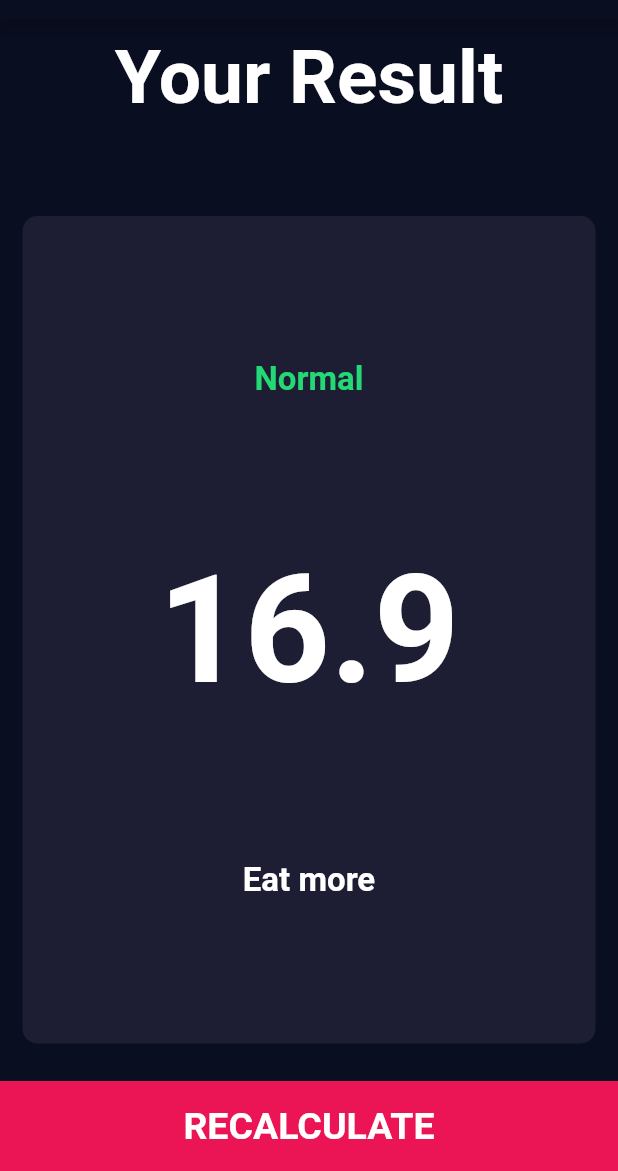
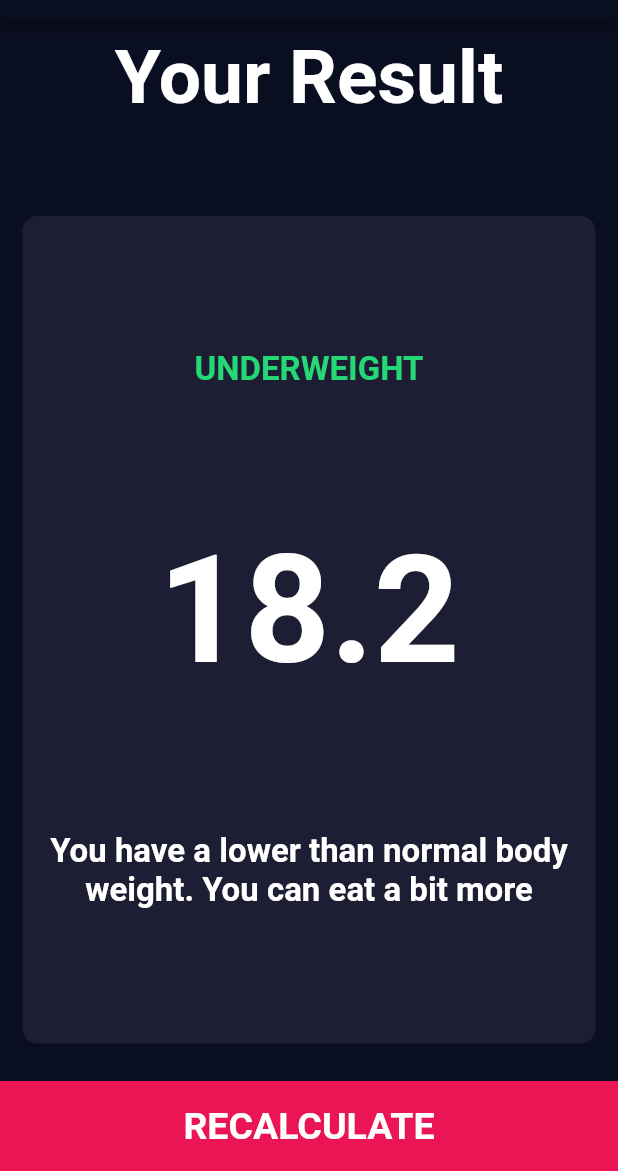
Before and after one commit to Nirbhay-nrb/Flutter, a Flutter app: the screen it shows after launch, after a tap on "CALCULATE", on a phone screen of 412 x 824 dp, the part 65-1236 px from its top. Run offline on Flutter 3.47's test engine with Material 2 defaults, Android fonts, the light colour scheme and no system bars; our stand-ins replace audioplayers, font_awesome_flutter, rflutter_alert.

Commit message:
app completed

```diff
--- /dev/null
+++ b/bmi-calculator-flutter/lib/calculator_brain.dart
@@ -0,0 +1,33 @@
+import 'dart:math';
+
+class CalculatorBrain {
+  final int height;
+  final int weight;
+  double _bmi;
+  CalculatorBrain({this.height, this.weight});
+
+  String calculateBMI() {
+    _bmi = weight / pow(height / 100, 2);
+    return _bmi.toStringAsFixed(1);
+  }
+
+  String getResult() {
+    if (_bmi >= 25) {
+      return 'Overweight';
+    } else if (_bmi > 18.5) {
+      return 'Normal';
+    } else {
+      return 'Underweight';
+    }
+  }
+
+  String getInterpretation() {
+    if (_bmi >= 25) {
+      return 'You have a higher than normal body weight. Try to exercise more.';
+    } else if (_bmi > 18.5) {
+      return 'You have a normal body weight. Good job!';
+    } else {
+      return 'You have a lower than normal body weight. You can eat a bit more';
+    }
+  }
+}
--- a/bmi-calculator-flutter/lib/main.dart
+++ b/bmi-calculator-flutter/lib/main.dart
@@ -1,5 +1,4 @@
 import 'package:flutter/material.dart';
-import 'package:bmi_calculator/screens/results_page.dart';
 import 'screens/input_page.dart';
 
 void main() => runApp(BMICalculator());
@@ -12,11 +11,7 @@
         primaryColor: Color(0xFF0A0E21),
         scaffoldBackgroundColor: Color(0xFF0A0E21),
       ),
-      initialRoute: 'input page',
-      routes: {
-        'input page': (context) => InputPage(),
-        'results page': (context) => ResultsPage(),
-      },
+      home: InputPage(),
     );
   }
 }
--- a/bmi-calculator-flutter/lib/screens/input_page.dart
+++ b/bmi-calculator-flutter/lib/screens/input_page.dart
@@ -5,6 +5,8 @@
 import '../constants.dart';
 import '../components/bottom_button.dart';
 import '../components/round_button.dart';
+import 'package:bmi_calculator/calculator_brain.dart';
+import 'results_page.dart';
 
 enum Gender { male, female }
 
@@ -212,7 +214,19 @@
           BottomButton(
             buttonTitle: 'CALCULATE',
             onTap: () {
-              Navigator.pushNamed(context, 'results page');
+              CalculatorBrain calc =
+                  CalculatorBrain(height: height, weight: weight);
+
+              Navigator.push(
+                context,
+                MaterialPageRoute(
+                  builder: (context) => ResultsPage(
+                    bmiResult: calc.calculateBMI(),
+                    resultText: calc.getResult(),
+                    interpretation: calc.getInterpretation(),
+                  ),
+                ),
+              );
             },
           ),
         ],
--- a/bmi-calculator-flutter/lib/screens/results_page.dart
+++ b/bmi-calculator-flutter/lib/screens/results_page.dart
@@ -4,6 +4,15 @@
 import '../components/reusable_card.dart';
 
 class ResultsPage extends StatelessWidget {
+  ResultsPage(
+      {@required this.bmiResult,
+      @required this.interpretation,
+      @required this.resultText});
+
+  final String bmiResult;
+  final String resultText;
+  final String interpretation;
+
   @override
   Widget build(BuildContext context) {
     return Scaffold(
@@ -34,16 +43,17 @@
                 crossAxisAlignment: CrossAxisAlignment.center,
                 children: <Widget>[
                   Text(
-                    'Normal',
+                    resultText.toUpperCase(),
                     style: kResultTextStyle,
                   ),
                   Text(
-                    '16.9',
+                    bmiResult,
                     style: kBMITextStyle,
                   ),
                   Text(
-                    'Eat more',
+                    interpretation,
                     style: kBodyTextStyle,
+                    textAlign: TextAlign.center,
                   ),
                 ],
               ),
```
